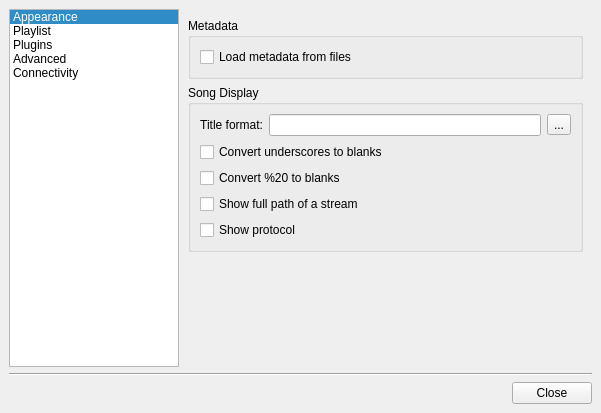
First picture: the form in src/ui/forms/configdialog.ui, repository ksv1986/qmmp-staging, before the edit.
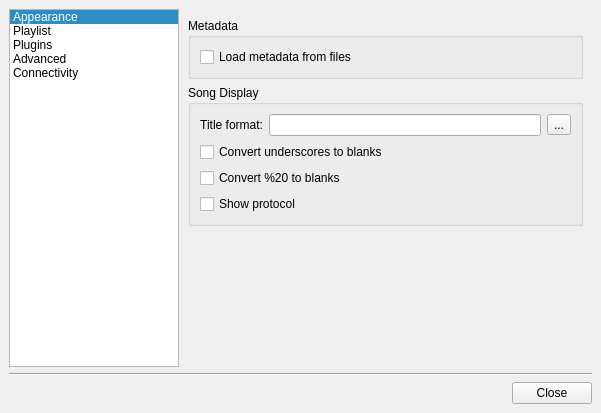
Second picture: the form after the edit. The open tabs and pages were chosen to show the change. Icons and pictures are not drawn.

What changed in the file:
```diff
--- a/src/ui/forms/configdialog.ui
+++ b/src/ui/forms/configdialog.ui
@@ -362,16 +362,9 @@
               </property>
              </widget>
             </item>
-            <item row="3" column="0" colspan="2" >
-             <widget class="QCheckBox" name="fullPathCheckBox" >
-              <property name="text" >
-               <string>Show full path of a stream</string>
-              </property>
-             </widget>
-            </item>
-            <item row="4" column="0" colspan="2" >
-             <widget class="QCheckBox" name="protocolCheckBox" >
-              <property name="text" >
+            <item row="3" column="0" colspan="2">
+             <widget class="QCheckBox" name="protocolCheckBox">
+              <property name="text">
                <string>Show protocol</string>
               </property>
              </widget>
```
Left out of the diff: 633 changed lines with no effect on the pictures.
